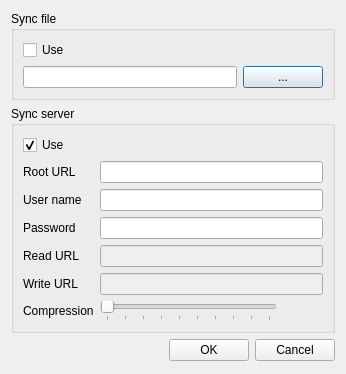
Qt form optionsdialog.ui (607011/Qt-SESAM) before a commit.
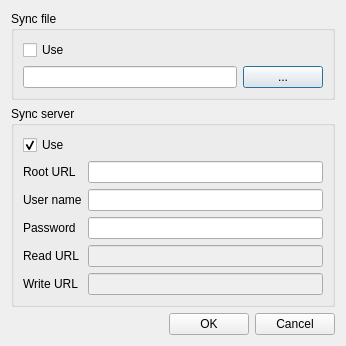
The same form after that commit.

Commit message: Removed compression level option.

```diff
--- a/optionsdialog.ui
+++ b/optionsdialog.ui
@@ -7,7 +7,7 @@
     <x>0</x>
     <y>0</y>
     <width>346</width>
-    <height>374</height>
+    <height>340</height>
    </rect>
   </property>
   <property name="windowTitle">
@@ -65,6 +65,9 @@
       </item>
       <item>
        <layout class="QFormLayout" name="formLayout">
+        <property name="fieldGrowthPolicy">
+         <enum>QFormLayout::AllNonFixedFieldsGrow</enum>
+        </property>
         <item row="0" column="0">
          <widget class="QLabel" name="label_2">
           <property name="text">
@@ -134,64 +137,6 @@
           </property>
          </widget>
         </item>
-        <item row="5" column="0">
-         <widget class="QLabel" name="label_6">
-          <property name="text">
-           <string>Compression</string>
-          </property>
-         </widget>
-        </item>
-        <item row="5" column="1">
-         <layout class="QHBoxLayout" name="horizontalLayout_3">
-          <property name="leftMargin">
-           <number>0</number>
-          </property>
-          <property name="topMargin">
-           <number>0</number>
-          </property>
-          <property name="rightMargin">
-           <number>0</number>
-          </property>
-          <property name="bottomMargin">
-           <number>0</number>
-          </property>
-          <item>
-           <widget class="QSlider" name="compressionSlider">
-            <property name="maximum">
-             <number>9</number>
-            </property>
-            <property name="pageStep">
-             <number>1</number>
-            </property>
-            <property name="orientation">
-             <enum>Qt::Horizontal</enum>
-            </property>
-            <property name="tickPosition">
-             <enum>QSlider::TicksBelow</enum>
-            </property>
-           </widget>
-          </item>
-          <item>
-           <widget class="QLabel" name="compressionLevelLabel">
-            <property name="minimumSize">
-             <size>
-              <width>40</width>
-              <height>0</height>
-             </size>
-            </property>
-            <property name="text">
-             <string/>
-            </property>
-            <property name="scaledContents">
-             <bool>false</bool>
-            </property>
-            <property name="alignment">
-             <set>Qt::AlignCenter</set>
-            </property>
-           </widget>
-          </item>
-         </layout>
-        </item>
        </layout>
       </item>
      </layout>
```
The commit also changes 2 other files.
